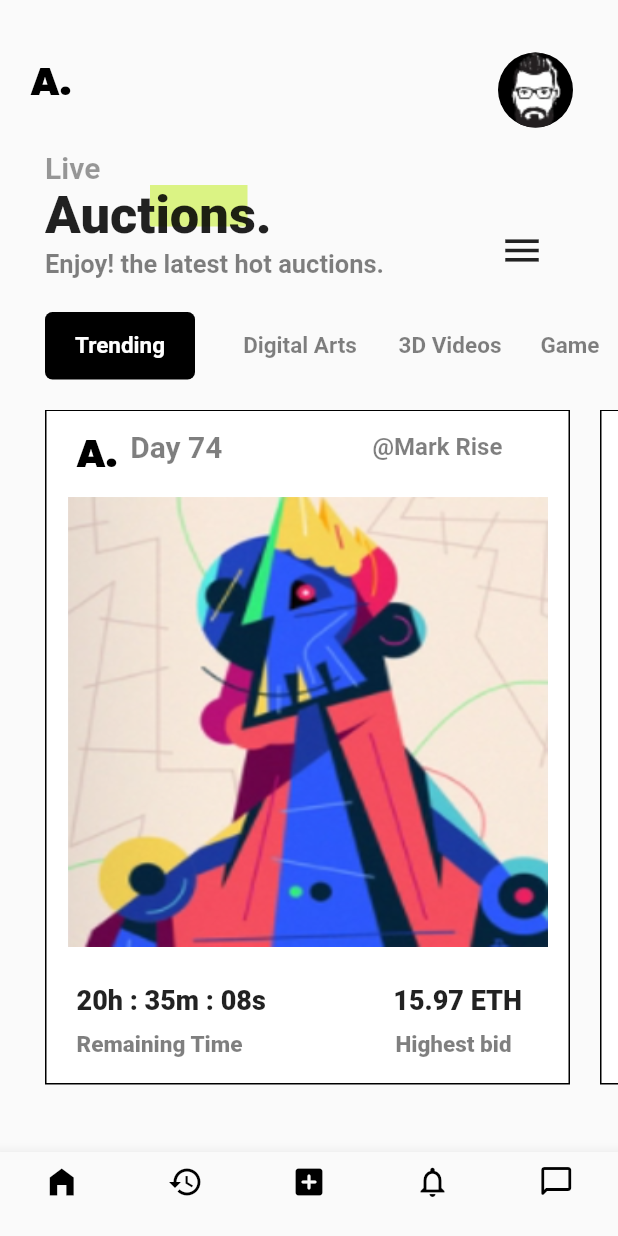
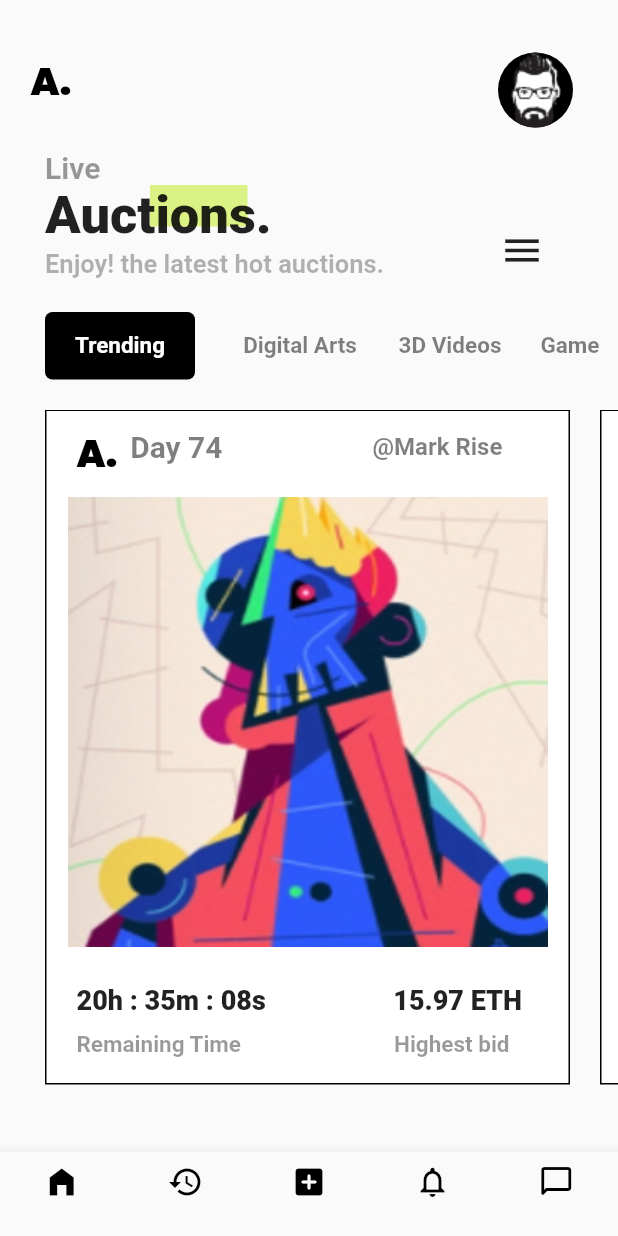
Before and after one commit to DanielOcloo/NFT-UI-Clone, a Flutter app: the MyAuctionPage screen opened directly, on a phone screen of 412 x 824 dp. Run offline on Flutter 3.47's test engine with Material 2 defaults, Android fonts, the phone set to English and light mode, and no system bars.

Commit message:
second commit

```diff
--- a/lib/auction_details.dart
+++ b/lib/auction_details.dart
@@ -124,18 +124,18 @@ class _MyAuctionDetailsPageState extends State<MyAuctionDetailsPage> {
                 child: Text.rich(
                   TextSpan(
                     style: const TextStyle(
-                        fontWeight: FontWeight.bold, fontSize: 16),
+                        fontWeight: FontWeight.w700, fontSize: 16),
                     children: <TextSpan>[
                       TextSpan(
                         text:
                             'Who we were and what we will become are there, they are around us, they are battling, they are resting and they are being watched.....',
                         style: TextStyle(
-                          color: Colors.black.withOpacity(0.5),
+                          color: Colors.black.withOpacity(0.4),
                         ),
                       ),
                       const TextSpan(
                           text: 'More',
-                          style: TextStyle(fontWeight: FontWeight.w900))
+                          style: TextStyle(fontWeight: FontWeight.w700))
                     ],
                   ),
                 ),
--- a/lib/auctions.dart
+++ b/lib/auctions.dart
@@ -139,9 +139,10 @@ class _MyAuctionPageState extends State<MyAuctionPage> {
                             child: Text(
                               'Enjoy! the latest hot auctions.',
                               style: TextStyle(
-                                  fontWeight: FontWeight.bold,
-                                  fontSize: 17,
-                                  color: Colors.black.withOpacity(0.5)),
+                                fontWeight: FontWeight.w700,
+                                fontSize: 17,
+                                color: Colors.black.withOpacity(0.3),
+                              ),
                             ),
                           ),
                         ],
@@ -375,9 +376,9 @@ class _MyAuctionPageState extends State<MyAuctionPage> {
                                   Text(
                                     'Remaining Time',
                                     style: TextStyle(
-                                        fontWeight: FontWeight.w900,
+                                        fontWeight: FontWeight.w700,
                                         fontSize: 15,
-                                        color: Colors.black.withOpacity(0.5)),
+                                        color: Colors.black.withOpacity(0.4)),
                                   ),
                                   const SizedBox(
                                     width: 102,
@@ -385,9 +386,9 @@ class _MyAuctionPageState extends State<MyAuctionPage> {
                                   Text(
                                     'Highest bid',
                                     style: TextStyle(
-                                        fontWeight: FontWeight.w900,
+                                        fontWeight: FontWeight.w700,
                                         fontSize: 15,
-                                        color: Colors.black.withOpacity(0.5)),
+                                        color: Colors.black.withOpacity(0.4)),
                                   ),
                                 ],
                               ),
```
